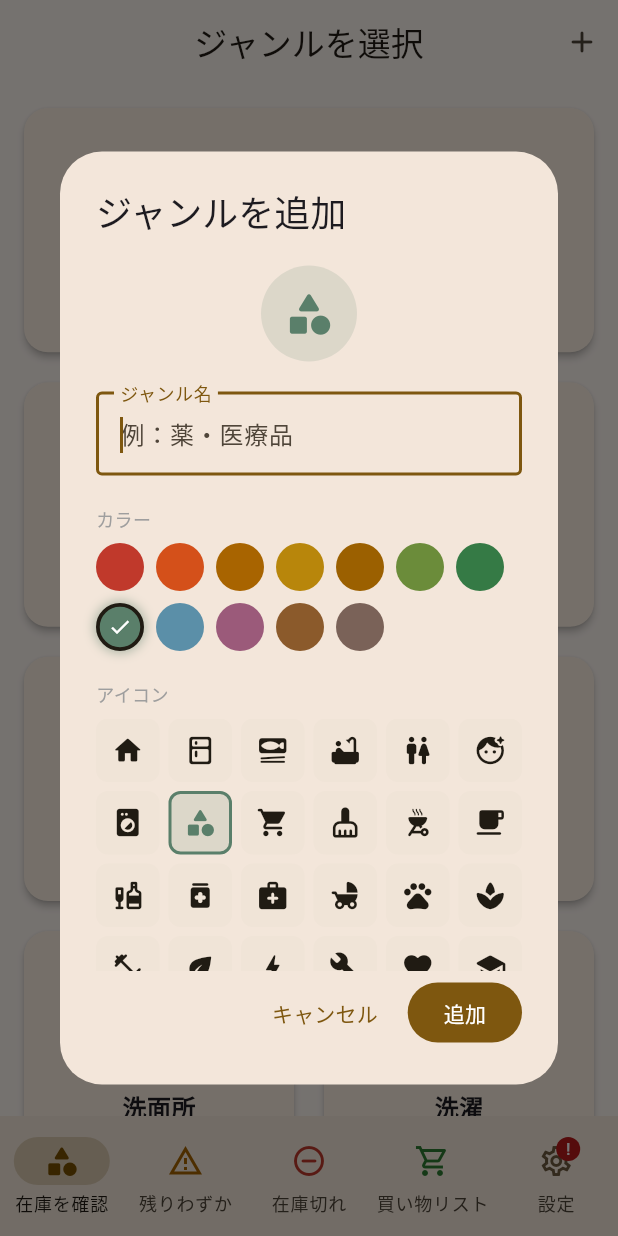
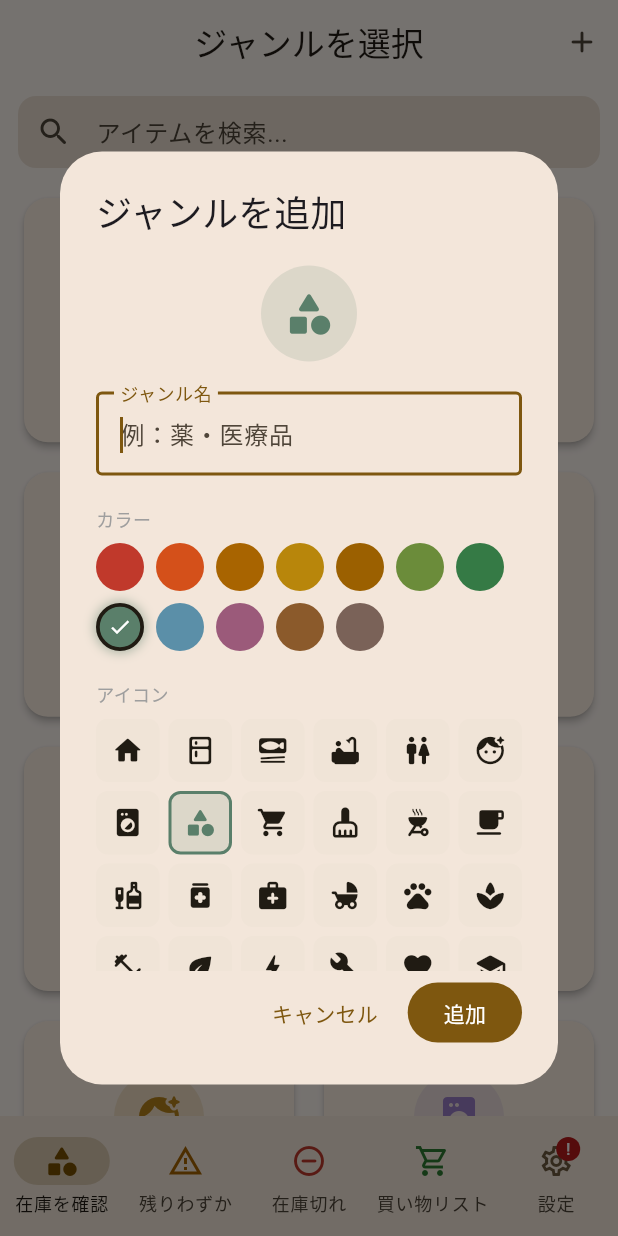
Before and after one commit to kahkipridev-lgtm/StockMemo, a Flutter app: the screen it shows after launch, after a tap on the "add" icon, on a phone screen of 412 x 824 dp. Run offline on Flutter 3.47's test engine with Material 3 defaults, Android fonts, the phone set to English and light mode, and no system bars; our stand-ins replace flutter_riverpod, google_fonts, google_mobile_ads, shared_preferences; missing offline and left inert: app_tracking_transparency; network calls fail.

Commit message:
検索機能を追加

```diff
--- a/lib/data/default_items.dart
+++ b/lib/data/default_items.dart
@@ -3,44 +3,73 @@ import '../models/stock_item.dart';
 import '../models/stock_level.dart';
 
 List<StockItem> buildDefaultItems({DateTime? installedAt}) {
-  final kitchenItems = [
-    'キッチンペーパー', 'ラップ', 'アルミホイル', 'ゴミ袋',
-    '食器洗い洗剤', 'スポンジ',
+  // (name, yomi) — yomiはnullでもOK（カタカナ・ひらがなのみの場合は検索時に正規化で対応）
+  final kitchenItems = <(String, String?)>[
+    ('キッチンペーパー', null),
+    ('ラップ', null),
+    ('アルミホイル', null),
+    ('ゴミ袋', 'ごみぶくろ'),
+    ('食器洗い洗剤', 'しょっきあらいせんざい'),
+    ('スポンジ', null),
   ];
 
-  final condimentItems = [
-    '醤油', '味噌', '砂糖', '塩', '酢', 'みりん', '料理酒',
-    'サラダ油', 'ごま油', 'だしの素', 'コンソメ',
+  final condimentItems = <(String, String?)>[
+    ('醤油', 'しょうゆ'),
+    ('味噌', 'みそ'),
+    ('砂糖', 'さとう'),
+    ('塩', 'しお'),
+    ('酢', 'す'),
+    ('みりん', null),
+    ('料理酒', 'りょうりしゅ'),
+    ('サラダ油', 'さらだゆ'),
+    ('ごま油', 'ごまあぶら'),
+    ('だしの素', 'だしのもと'),
+    ('コンソメ', null),
   ];
 
-  final bathItems = [
-    'シャンプー', 'コンディショナー', 'ボディソープ', '入浴剤',
+  final bathItems = <(String, String?)>[
+    ('シャンプー', null),
+    ('コンディショナー', null),
+    ('ボディソープ', null),
+    ('入浴剤', 'にゅうよくざい'),
   ];
 
-  final toiletItems = [
-    'トイレットペーパー', 'トイレ洗剤', 'トイレブラシ', '消臭スプレー',
+  final toiletItems = <(String, String?)>[
+    ('トイレットペーパー', null),
+    ('トイレ洗剤', 'とわいれせんざい'),
+    ('トイレブラシ', null),
+    ('消臭スプレー', 'しょうしゅうすぷれー'),
   ];
 
-  final washroomItems = [
-    '歯磨き粉', '歯ブラシ', '洗顔料', 'ハンドソープ',
+  final washroomItems = <(String, String?)>[
+    ('歯磨き粉', 'はみがきこ'),
+    ('歯ブラシ', 'はぶらし'),
+    ('洗顔料', 'せんがんりょう'),
+    ('ハンドソープ', null),
   ];
 
-  final laundryItems = [
-    '洗濯洗剤', '柔軟剤', '漂白剤',
+  final laundryItems = <(String, String?)>[
+    ('洗濯洗剤', 'せんたくせんざい'),
+    ('柔軟剤', 'じゅうなんざい'),
+    ('漂白剤', 'ひょうはくざい'),
   ];
 
-  final otherItems = [
-    'ティッシュ', 'マスク', '除菌スプレー', '電池',
+  final otherItems = <(String, String?)>[
+    ('ティッシュ', null),
+    ('マスク', null),
+    ('除菌スプレー', 'じょきんすぷれー'),
+    ('電池', 'でんち'),
   ];
 
   int counter = 0;
 
-  List<StockItem> makeItems(List<String> names, String genreId) {
-    return names.map((name) {
+  List<StockItem> makeItems(List<(String, String?)> items, String genreId) {
+    return items.map((item) {
       final id = 'default_${counter++}';
       return StockItem(
         id: id,
-        name: name,
+        name: item.$1,
+        yomi: item.$2,
         genreId: genreId,
         stockLevel: StockLevel.full,
         isDefault: true,
--- a/lib/models/stock_item.dart
+++ b/lib/models/stock_item.dart
@@ -3,6 +3,7 @@ import 'stock_level.dart';
 class StockItem {
   final String id;
   final String name;
+  final String? yomi;
   final String genreId;
   final StockLevel stockLevel;
   final bool isDefault;
@@ -11,6 +12,7 @@ class StockItem {
   const StockItem({
     required this.id,
     required this.name,
+    this.yomi,
     required this.genreId,
     this.stockLevel = StockLevel.full,
     this.isDefault = false,
@@ -20,6 +22,7 @@ class StockItem {
   StockItem copyWith({
     String? id,
     String? name,
+    String? yomi,
     String? genreId,
     StockLevel? stockLevel,
     bool? isDefault,
@@ -28,6 +31,7 @@ class StockItem {
     return StockItem(
       id: id ?? this.id,
       name: name ?? this.name,
+      yomi: yomi ?? this.yomi,
       genreId: genreId ?? this.genreId,
       stockLevel: stockLevel ?? this.stockLevel,
       isDefault: isDefault ?? this.isDefault,
@@ -39,6 +43,7 @@ class StockItem {
     return {
       'id': id,
       'name': name,
+      if (yomi != null) 'yomi': yomi,
       'genre': genreId,
       'stockLevel': stockLevel.toJson(),
       'isDefault': isDefault,
@@ -50,6 +55,7 @@ class StockItem {
     return StockItem(
       id: json['id'] as String,
       name: json['name'] as String,
+      yomi: json['yomi'] as String?,
       genreId: json['genre'] as String,
       stockLevel: StockLevel.fromJson(json['stockLevel'] as String),
       isDefault: json['isDefault'] as bool? ?? false,
--- a/lib/screens/genre_selection_screen.dart
+++ b/lib/screens/genre_selection_screen.dart
@@ -3,17 +3,36 @@ import 'package:flutter_riverpod/flutter_riverpod.dart';
 
 import '../models/genre.dart';
 import '../models/inventory_filter.dart';
+import '../models/stock_item.dart';
 import '../providers/genre_provider.dart';
+import '../providers/inventory_provider.dart';
 import '../widgets/add_genre_dialog.dart';
 import '../widgets/genre_card.dart';
+import '../widgets/item_card.dart';
 
-class GenreSelectionScreen extends ConsumerWidget {
+class GenreSelectionScreen extends ConsumerStatefulWidget {
   const GenreSelectionScreen({super.key});
 
   @override
-  Widget build(BuildContext context, WidgetRef ref) {
+  ConsumerState<GenreSelectionScreen> createState() =>
+      _GenreSelectionScreenState();
+}
+
+class _GenreSelectionScreenState extends ConsumerState<GenreSelectionScreen> {
+  final _searchController = TextEditingController();
+  String _searchQuery = '';
+
+  @override
+  void dispose() {
+    _searchController.dispose();
+    super.dispose();
+  }
+
+  @override
+  Widget build(BuildContext context) {
     final primaryColor = Theme.of(context).colorScheme.primary;
     final allGenres = ref.watch(allGenresProvider);
+    final itemsAsync = ref.watch(inventoryProvider);
 
     return Scaffold(
       appBar: AppBar(
@@ -31,7 +50,49 @@ class GenreSelectionScreen extends ConsumerWidget {
           ),
         ],
       ),
-      body: LayoutBuilder(
+      body: Column(
+        children: [
+          Padding(
+            padding: const EdgeInsets.fromLTRB(12, 8, 12, 4),
+            child: TextField(
+              controller: _searchController,
+              decoration: InputDecoration(
+                hintText: 'アイテムを検索...',
+                prefixIcon: const Icon(Icons.search_rounded),
+                suffixIcon: _searchQuery.isNotEmpty
+                    ? IconButton(
+                        icon: const Icon(Icons.clear_rounded),
+                        onPressed: () {
+                          _searchController.clear();
+                          setState(() => _searchQuery = '');
+                        },
+                      )
+                    : null,
+                border: OutlineInputBorder(
+                  borderRadius: BorderRadius.circular(12),
+                  borderSide: BorderSide.none,
+                ),
+                filled: true,
+                fillColor:
+                    Theme.of(context).colorScheme.surfaceContainerHighest,
+                contentPadding: const EdgeInsets.symmetric(vertical: 0),
+              ),
+              onChanged: (value) => setState(() => _searchQuery = value),
+            ),
+          ),
+          Expanded(
+            child: _searchQuery.isEmpty
+                ? _buildGenreGrid(context, primaryColor, allGenres)
+                : _buildSearchResults(context, itemsAsync),
+          ),
+        ],
+      ),
+    );
+  }
+
+  Widget _buildGenreGrid(
+      BuildContext context, Color primaryColor, List<Genre> allGenres) {
+    return LayoutBuilder(
       builder: (context, constraints) {
         const edge = 12.0;
         const gap = 12.0;
@@ -125,7 +186,60 @@ class GenreSelectionScreen extends ConsumerWidget {
           ],
         );
       },
+    );
+  }
+
+  // カタカナをひらがなに変換して検索文字列を正規化する
+  String _normalize(String text) {
+    return text.toLowerCase().replaceAllMapped(
+          RegExp(r'[ァ-ヶ]'),
+          (m) => String.fromCharCode(m.group(0)!.codeUnitAt(0) - 0x60),
+        );
+  }
+
+  Widget _buildSearchResults(
+      BuildContext context, AsyncValue<List<StockItem>> itemsAsync) {
+    return itemsAsync.when(
+      loading: () => const Center(child: CircularProgressIndicator()),
+      error: (e, _) => Center(child: Text('エラー: $e')),
+      data: (items) {
+        final query = _normalize(_searchQuery);
+        final filtered = items
+            .where((item) =>
+                _normalize(item.name).contains(query) ||
+                (item.yomi != null && _normalize(item.yomi!).contains(query)))
+            .toList()
+          ..sort((a, b) => a.name.compareTo(b.name));
+
+        if (filtered.isEmpty) {
+          return Center(
+            child: Text(
+              '「$_searchQuery」に一致するアイテムはありません',
+              style: TextStyle(
+                fontSize: 15,
+                color: Theme.of(context)
+                    .colorScheme
+                    .onSurface
+                    .withValues(alpha: 0.5),
+              ),
             ),
           );
         }
+
+        return ListView.builder(
+          padding: const EdgeInsets.only(top: 8, bottom: 80),
+          itemCount: filtered.length,
+          itemBuilder: (context, index) {
+            final item = filtered[index];
+            return ItemCard(
+              key: Key(item.id),
+              item: item,
+              onDelete: () =>
+                  ref.read(inventoryProvider.notifier).deleteItem(item.id),
+            );
+          },
+        );
+      },
+    );
   }
+}
```
Also changed, not shown: lib/providers/inventory_provider.dart (+27 -2 lines), lib/widgets/add_item_dialog.dart (+20 -6 lines). Lines whose indentation alone changed are shown as unchanged.
